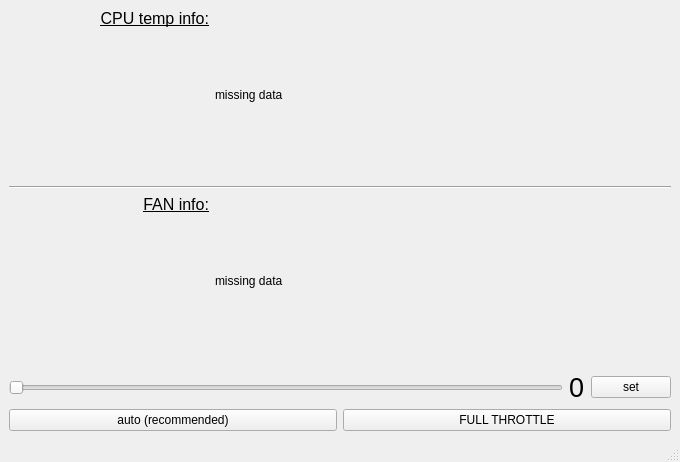
Old version of the form src/ui/main.ui in the repository zocker-160/thinkfan-ui.
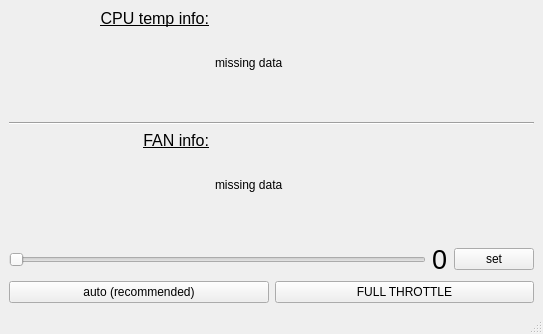
New version of the form.

Commit message: change default window size

Diff of the .ui file:
```diff
--- a/src/ui/main.ui
+++ b/src/ui/main.ui
@@ -6,8 +6,8 @@
    <rect>
     <x>0</x>
     <y>0</y>
-    <width>680</width>
-    <height>462</height>
+    <width>543</width>
+    <height>334</height>
    </rect>
   </property>
   <property name="windowTitle">
```
Left out of the diff: 2 changed lines with no effect on the pictures. The commit also changes 1 other file.
